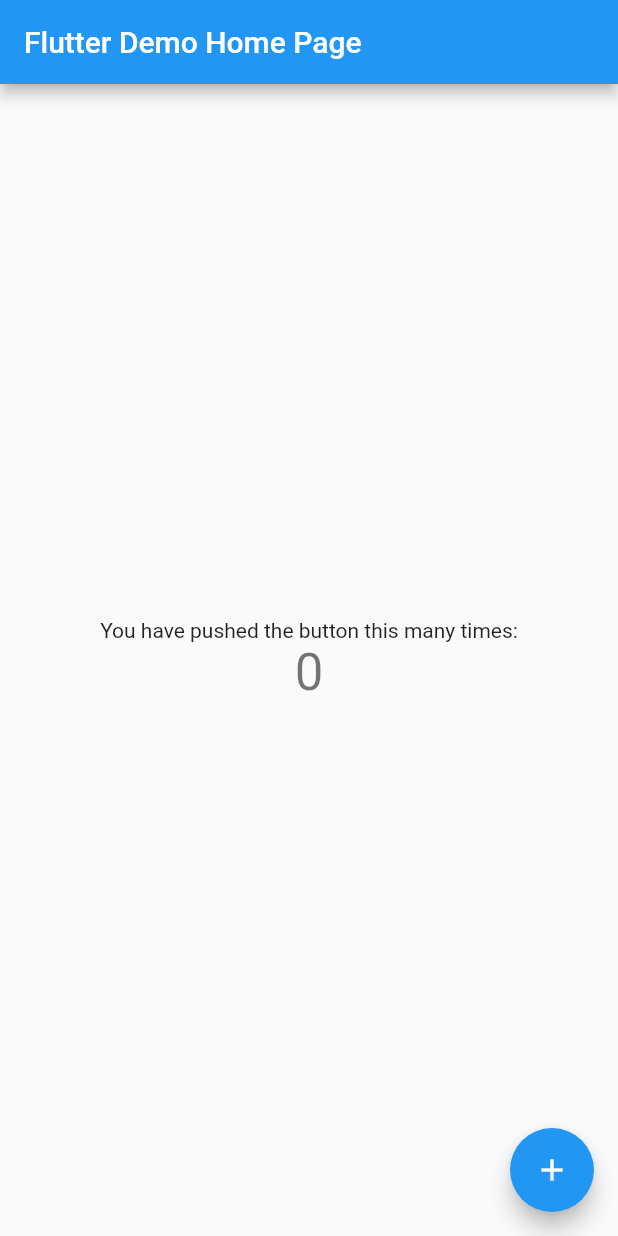
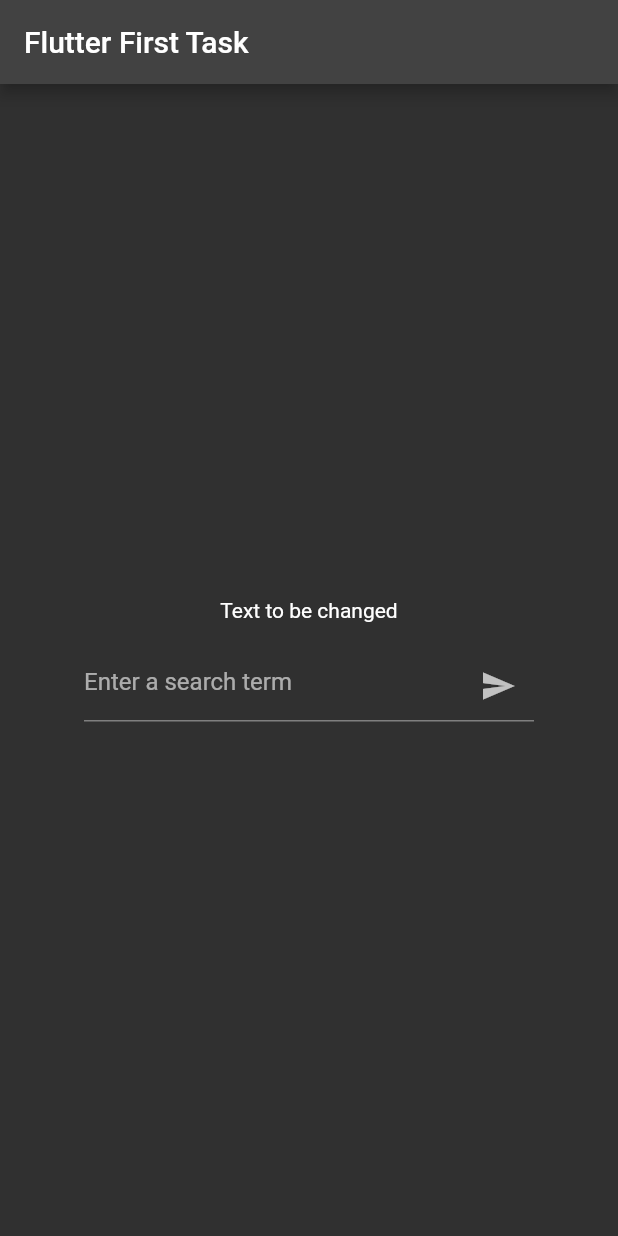
Before and after one commit to cequinteroar/flutter_first_task, a Flutter app: the screen it shows after launch, on a phone screen of 412 x 824 dp. Run offline on Flutter 3.47's test engine with Material 2 defaults, Android fonts, the phone set to English and light mode, and no system bars.

Commit message:
First and second activities in task done

```diff
--- a/lib/main.dart
+++ b/lib/main.dart
@@ -11,35 +11,15 @@
   @override
   Widget build(BuildContext context) {
     return MaterialApp(
-      title: 'Flutter Demo',
-      theme: ThemeData(
-        // This is the theme of your application.
-        //
-        // Try running your application with "flutter run". You'll see the
-        // application has a blue toolbar. Then, without quitting the app, try
-        // changing the primarySwatch below to Colors.green and then invoke
-        // "hot reload" (press "r" in the console where you ran "flutter run",
-        // or simply save your changes to "hot reload" in a Flutter IDE).
-        // Notice that the counter didn't reset back to zero; the application
-        // is not restarted.
-        primarySwatch: Colors.blue,
-      ),
-      home: const MyHomePage(title: 'Flutter Demo Home Page'),
+      title: 'Flutter First Task',
+      theme: ThemeData.dark(),
+      home: const MyHomePage(title: 'Flutter First Task'),
     );
   }
 }
 
 class MyHomePage extends StatefulWidget {
   const MyHomePage({Key? key, required this.title}) : super(key: key);
-
-  // This widget is the home page of your application. It is stateful, meaning
-  // that it has a State object (defined below) that contains fields that affect
-  // how it looks.
-
-  // This class is the configuration for the state. It holds the values (in this
-  // case the title) provided by the parent (in this case the App widget) and
-  // used by the build method of the State. Fields in a Widget subclass are
-  // always marked "final".
 
   final String title;
 
@@ -48,68 +28,50 @@
 }
 
 class _MyHomePageState extends State<MyHomePage> {
-  int _counter = 0;
+  String _text = "Text to be changed";
+  String _inputText = "";
 
-  void _incrementCounter() {
+  void _changeText() {
     setState(() {
-      // This call to setState tells the Flutter framework that something has
-      // changed in this State, which causes it to rerun the build method below
-      // so that the display can reflect the updated values. If we changed
-      // _counter without calling setState(), then the build method would not be
-      // called again, and so nothing would appear to happen.
-      _counter++;
+      _text = _inputText;
     });
+  }
+
+  void changeInputText(value) {
+    _inputText = value;
   }
 
   @override
   Widget build(BuildContext context) {
-    // This method is rerun every time setState is called, for instance as done
-    // by the _incrementCounter method above.
-    //
-    // The Flutter framework has been optimized to make rerunning build methods
-    // fast, so that you can just rebuild anything that needs updating rather
-    // than having to individually change instances of widgets.
     return Scaffold(
       appBar: AppBar(
-        // Here we take the value from the MyHomePage object that was created by
-        // the App.build method, and use it to set our appbar title.
         title: Text(widget.title),
       ),
       body: Center(
-        // Center is a layout widget. It takes a single child and positions it
-        // in the middle of the parent.
         child: Column(
-          // Column is also a layout widget. It takes a list of children and
-          // arranges them vertically. By default, it sizes itself to fit its
-          // children horizontally, and tries to be as tall as its parent.
-          //
-          // Invoke "debug painting" (press "p" in the console, choose the
-          // "Toggle Debug Paint" action from the Flutter Inspector in Android
-          // Studio, or the "Toggle Debug Paint" command in Visual Studio Code)
-          // to see the wireframe for each widget.
-          //
-          // Column has various properties to control how it sizes itself and
-          // how it positions its children. Here we use mainAxisAlignment to
-          // center the children vertically; the main axis here is the vertical
-          // axis because Columns are vertical (the cross axis would be
-          // horizontal).
           mainAxisAlignment: MainAxisAlignment.center,
           children: <Widget>[
-            const Text(
-              'You have pushed the button this many times:',
+            Padding(
+              padding: const EdgeInsets.only(bottom: 18.0),
+              child: Text(
+                _text,
+              ),
             ),
-            Text(
-              '$_counter',
-              style: Theme.of(context).textTheme.headline4,
-            ),
+            SizedBox(
+                width: 300,
+                child: TextField(
+                  onChanged: (value) => changeInputText(value),
+                  decoration: InputDecoration(
+                      border: UnderlineInputBorder(),
+                      hintText: 'Enter a search term',
+                      suffixIcon: IconButton(
+                        icon: Icon(Icons.send),
+                        onPressed: () => _changeText(),
+                      )),
+                )),
           ],
         ),
       ),
-      floatingActionButton: FloatingActionButton(
-        onPressed: _incrementCounter,
-        tooltip: 'Increment',
-        child: const Icon(Icons.add),
-      ), // This trailing comma makes auto-formatting nicer for build methods.
     );
   }
 }
```
